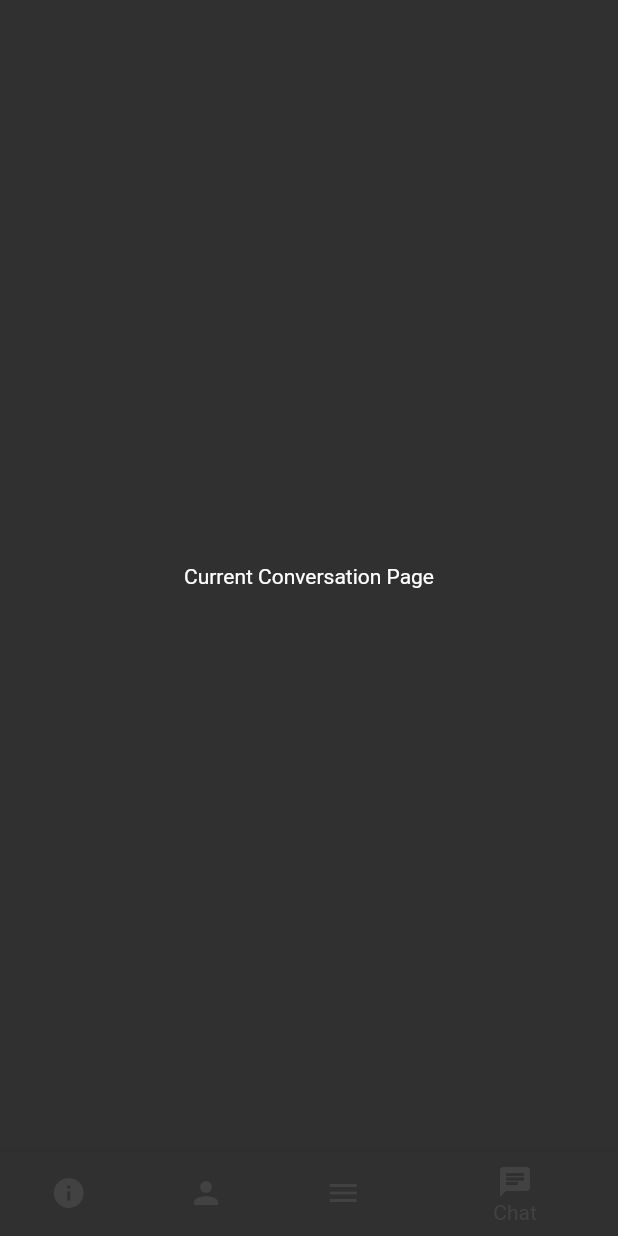
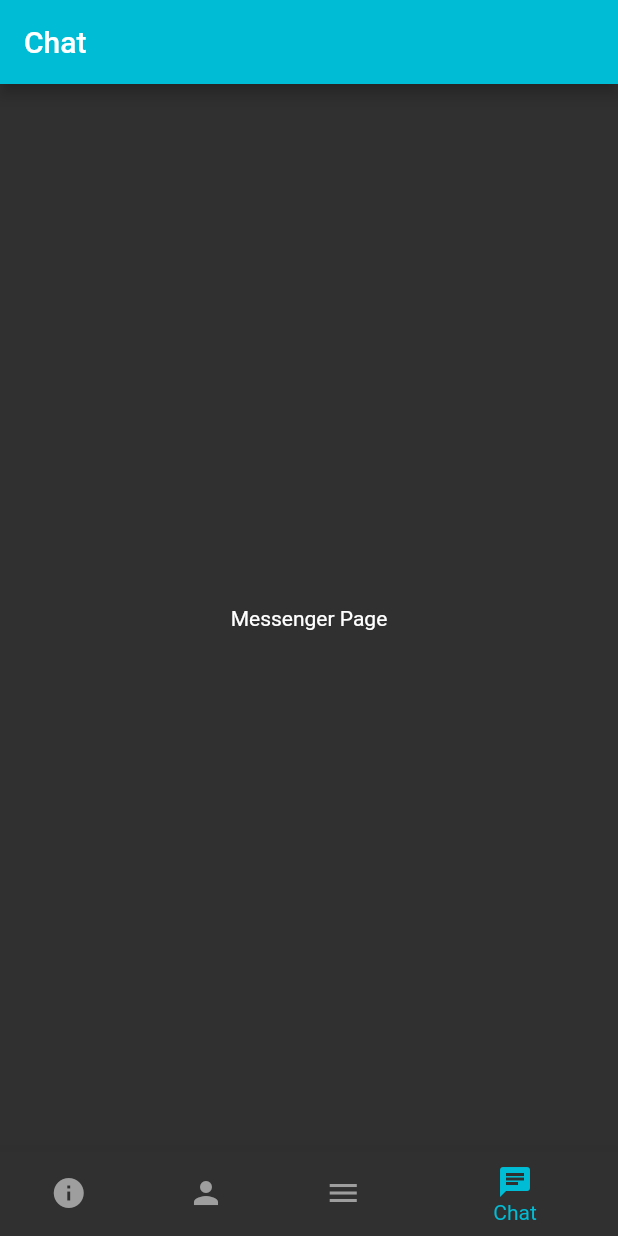
Before and after one commit to JiosHub/KaiwaAI, a Flutter app: the BottomMenuRibbon screen opened directly, item 4 of the bottom bar chosen, on a phone screen of 412 x 824 dp. Run offline on Flutter 3.47's test engine with Material 2 defaults, Android fonts, the phone set to English and light mode, and no system bars; our stand-ins replace flutter_keyboard_visibility; Roboto replaces fonts that are missing (Poppins).

Commit message:
BottomMenuRibbon working

```diff
--- a/lib/pages/login.dart
+++ b/lib/pages/login.dart
@@ -1,5 +1,6 @@
 import 'package:flutter/material.dart';
 import 'package:kaiwaai/pages/menu.dart';
+import 'package:kaiwaai/widgets/bottom_menu.dart';
 
 class WelcomePage extends StatefulWidget {
   @override
@@ -15,7 +16,7 @@ class _WelcomePageState extends State<WelcomePage> {
     if (_formKey.currentState!.validate()) {
       _formKey.currentState!.save();
       // Assuming the login is successful, navigate to the MenuPage
-      Navigator.of(context).pushReplacement(MaterialPageRoute(builder: (context) => MenuPage()));
+      Navigator.of(context).pushReplacement(MaterialPageRoute(builder: (context) => BottomMenuRibbon()));
     }
   }
 
--- a/lib/pages/menu.dart
+++ b/lib/pages/menu.dart
@@ -2,6 +2,7 @@ import 'package:flutter/material.dart';
 import 'package:kaiwaai/constants/topic_list.dart';
 import 'package:kaiwaai/pages/messaging.dart';
 import 'package:kaiwaai/constants/api_consts.dart';
+import 'package:kaiwaai/widgets/bottom_menu.dart';
 
 class MenuPage extends StatefulWidget {
   static String topicContent = "";
@@ -26,12 +27,7 @@ class _MenuPageState extends State<MenuPage> {
 
   @override
   Widget build(BuildContext context) {
-    return Scaffold(
-      appBar: AppBar(
-        title: Text('Menu'),
-        backgroundColor: Colors.cyan,
-      ),
-      body: Padding(
+    return Padding(
         padding: const EdgeInsets.all(8.0),
         child: topics.isNotEmpty
           ? GridView.builder(
@@ -74,7 +70,7 @@ class _MenuPageState extends State<MenuPage> {
           },
         )
         : Center(child: CircularProgressIndicator()),
-      ),
-    );
+      );
+
   }
 }
--- a/lib/widgets/bottom_menu.dart
+++ b/lib/widgets/bottom_menu.dart
@@ -1,5 +1,7 @@
 
 import 'package:flutter/material.dart';
+import 'package:kaiwaai/pages/menu.dart';
+import 'package:kaiwaai/pages/messaging.dart';
 
 class BottomMenuRibbon extends StatefulWidget {
   @override
@@ -14,8 +16,28 @@ class _BottomMenuRibbonState extends State<BottomMenuRibbon> {
     // Replace these with your actual pages
     Text('Info Page'),
     Text('Profile Page'),
-    Text('Menu Page'),
-    Text('Current Conversation Page'),
+    MenuPage(),
+    Text('Messenger Page'), //MessengerPage(topicContent: topicContent)
+  ];
+
+  final List<AppBar> _appBars = [
+    AppBar(
+      title: Text('Info'),
+      backgroundColor: Colors.cyan,
+    ),
+    AppBar(
+      title: Text('Profile'),
+      backgroundColor: Colors.cyan,
+    ),
+    AppBar(
+      title: Text('Menu'),
+      backgroundColor: Colors.cyan,
+    ),
+    AppBar(
+      title: Text('Chat'),
+      backgroundColor: Colors.cyan,
+    ),
+    // Add more AppBars as needed
   ];
 
   void _onItemTapped(int index) {
@@ -27,10 +49,15 @@ class _BottomMenuRibbonState extends State<BottomMenuRibbon> {
   @override
   Widget build(BuildContext context) {
     return Scaffold(
+      appBar: _appBars.elementAt(_selectedIndex),
       body: Center(
         child: _pages.elementAt(_selectedIndex),
       ),
       bottomNavigationBar: BottomNavigationBar(
+        backgroundColor: Colors.grey[300],
+        elevation: 10.0,
+        unselectedItemColor: Colors.grey,
+        selectedItemColor: Colors.cyan,
         items: const <BottomNavigationBarItem>[
           BottomNavigationBarItem(
             icon: Icon(Icons.info),
```
